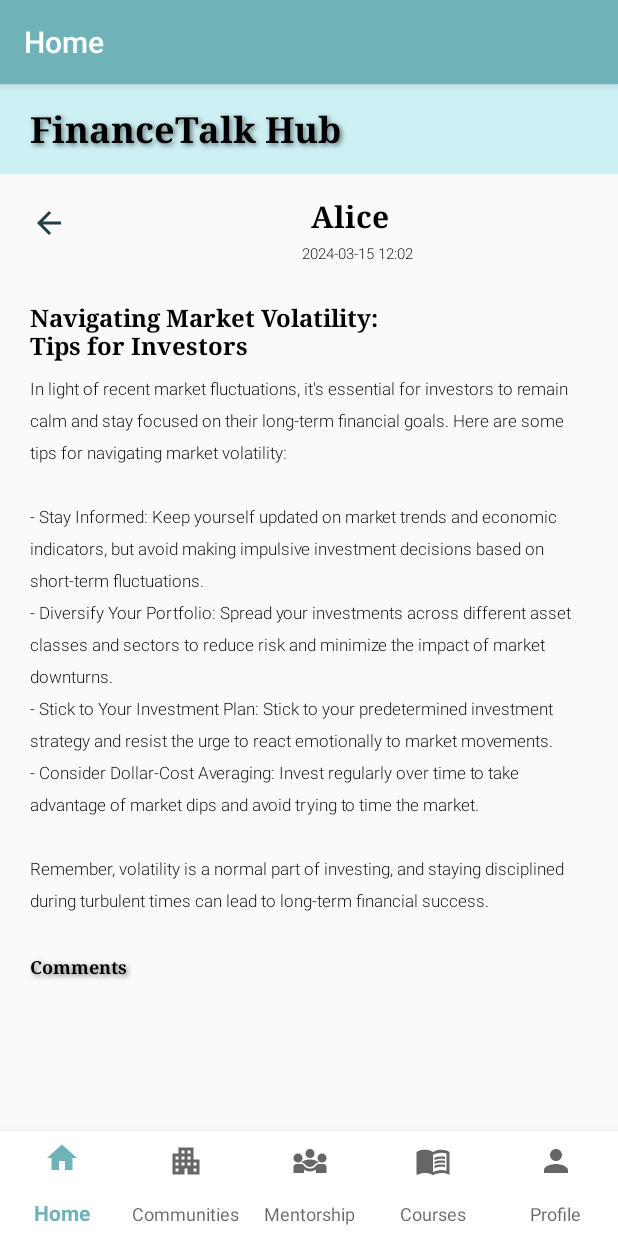
After one commit to LorXinHui/GCR2.0, an Android app: the fragment FragementNewsDetails placed in its activity, on a phone screen of 412 x 824 dp. The commit adds this screen. Run offline under Robolectric (Android 15) with nearby library versions, the phone set to English and light mode, and no system bars.

Commit message:
Created screen for community news details

```diff
--- /dev/null
+++ b/MyApplication/app/src/main/java/com/example/myapplication/fragment/FragementNewsDetails.java
@@ -0,0 +1,85 @@
+package com.example.myapplication.fragment;
+
+import android.os.Bundle;
+
+import androidx.fragment.app.Fragment;
+import androidx.fragment.app.FragmentTransaction;
+
+import android.view.LayoutInflater;
+import android.view.View;
+import android.view.ViewGroup;
+import android.widget.ImageView;
+
+import com.example.myapplication.R;
+
+/**
+ * A simple {@link Fragment} subclass.
+ * Use the {@link FragementNewsDetails#newInstance} factory method to
+ * create an instance of this fragment.
+ */
+public class FragementNewsDetails extends Fragment implements View.OnClickListener {
+
+    // TODO: Rename parameter arguments, choose names that match
+    // the fragment initialization parameters, e.g. ARG_ITEM_NUMBER
+    private static final String ARG_PARAM1 = "param1";
+    private static final String ARG_PARAM2 = "param2";
+
+    // TODO: Rename and change types of parameters
+    private String mParam1;
+    private String mParam2;
+    private ImageView back;
+
+    public FragementNewsDetails() {
+        // Required empty public constructor
+    }
+
+    /**
+     * Use this factory method to create a new instance of
+     * this fragment using the provided parameters.
+     *
+     * @param param1 Parameter 1.
+     * @param param2 Parameter 2.
+     * @return A new instance of fragment FragementNewsDetails.
+     */
+    // TODO: Rename and change types and number of parameters
+    public static FragementNewsDetails newInstance(String param1, String param2) {
+        FragementNewsDetails fragment = new FragementNewsDetails();
+        Bundle args = new Bundle();
+        args.putString(ARG_PARAM1, param1);
+        args.putString(ARG_PARAM2, param2);
+        fragment.setArguments(args);
+        return fragment;
+    }
+
+    @Override
+    public void onCreate(Bundle savedInstanceState) {
+        super.onCreate(savedInstanceState);
+        if (getArguments() != null) {
+            mParam1 = getArguments().getString(ARG_PARAM1);
+            mParam2 = getArguments().getString(ARG_PARAM2);
+        }
+    }
+
+    @Override
+    public View onCreateView(LayoutInflater inflater, ViewGroup container,
+                             Bundle savedInstanceState) {
+        // Inflate the layout for this fragment
+        View rootview = inflater.inflate(R.layout.fragement_news_details, container, false);
+
+        back = rootview.findViewById(R.id.back_button);
+        back.setOnClickListener(this);
+
+        return rootview;
+    }
+
+    FragmentNews fragmentNews = new FragmentNews();
+
+    @Override
+    public void onClick(View v) {
+        if (v == back){
+            FragmentTransaction transaction = requireActivity().getSupportFragmentManager().beginTransaction();
+            transaction.replace(R.id.flFragment, fragmentNews);
+            transaction.commit();
+        }
+    }
+}
--- a/MyApplication/app/src/main/java/com/example/myapplication/fragment/FragmentNews.java
+++ b/MyApplication/app/src/main/java/com/example/myapplication/fragment/FragmentNews.java
@@ -1,9 +1,12 @@
 package com.example.myapplication.fragment;
 
+import android.app.Activity;
 import android.os.Bundle;
 
 import androidx.annotation.NonNull;
 import androidx.fragment.app.Fragment;
+import androidx.fragment.app.FragmentManager;
+import androidx.fragment.app.FragmentTransaction;
 import androidx.recyclerview.widget.LinearLayoutManager;
 import androidx.recyclerview.widget.RecyclerView;
 
@@ -98,7 +101,7 @@ public class FragmentNews extends Fragment {
                 "Discussions",
                 "In today's digital age, there's no shortage of personal finance apps and tools designed to help you manage your money more effectively. From budgeting apps and expense trackers to investment platforms and credit score monitors, the options are endless. What are your favorite personal finance apps and tools.... "
         ));
-        NewsAdapter newsAdapter = new NewsAdapter(newsItemList);
+        NewsAdapter newsAdapter = new NewsAdapter(getActivity().getSupportFragmentManager(), newsItemList);
         newsView.setAdapter(newsAdapter);
 
         return rootView;
@@ -107,8 +110,10 @@ public class FragmentNews extends Fragment {
 
 class NewsAdapter extends RecyclerView.Adapter<NewsAdapter.NewsViewHolder> {
     private List<NewsItem> newsItems;
+    private FragmentManager fragmentManager;
 
-    public NewsAdapter(List<NewsItem> newsItems) {
+    public NewsAdapter(FragmentManager fragmentManager, List<NewsItem> newsItems) {
+        this.fragmentManager = fragmentManager;
         this.newsItems = newsItems;
     }
 
@@ -125,6 +130,19 @@ class NewsAdapter extends RecyclerView.Adapter<NewsAdapter.NewsViewHolder> {
         holder.newsTitle.setText(newsItem.getTitle());
         holder.newsCategory.setText(newsItem.getCategory());
         holder.newsContent.setText(newsItem.getContent());
+
+        FragementNewsDetails fragementNewsDetails = new FragementNewsDetails();
+
+        holder.seeMore.setOnClickListener(new View.OnClickListener() {
+            @Override
+            public void onClick(View v) {
+                if(v == holder.seeMore && fragmentManager != null){
+                    FragmentTransaction transaction = fragmentManager.beginTransaction();
+                    transaction.replace(R.id.flFragment, fragementNewsDetails);
+                    transaction.commit();
+                }
+            }
+        });
     }
 
     @Override
@@ -138,12 +156,14 @@ class NewsAdapter extends RecyclerView.Adapter<NewsAdapter.NewsViewHolder> {
         TextView newsTitle;
         TextView newsCategory;
         TextView newsContent;
+        TextView seeMore;
 
         public NewsViewHolder(@NonNull View itemView) {
             super(itemView);
             newsTitle = itemView.findViewById(R.id.news_title);
             newsCategory = itemView.findViewById(R.id.news_category);
             newsContent = itemView.findViewById(R.id.news_content);
+            seeMore = itemView.findViewById(R.id.see_more);
         }
     }
 }
--- /dev/null
+++ b/MyApplication/app/src/main/res/drawable/baseline_arrow_back_24.xml
@@ -0,0 +1,5 @@
+<vector xmlns:android="http://schemas.android.com/apk/res/android" android:autoMirrored="true" android:height="24dp" android:tint="#1F4248" android:viewportHeight="24" android:viewportWidth="24" android:width="24dp">
+
+    <path android:fillColor="@android:color/white" android:pathData="M20,11H7.83l5.59,-5.59L12,4l-8,8 8,8 1.41,-1.41L7.83,13H20v-2z"/>
+
+</vector>
--- /dev/null
+++ b/MyApplication/app/src/main/res/layout/fragement_news_details.xml
@@ -0,0 +1,158 @@
+<?xml version="1.0" encoding="utf-8"?>
+<androidx.constraintlayout.widget.ConstraintLayout xmlns:android="http://schemas.android.com/apk/res/android"
+    xmlns:app="http://schemas.android.com/apk/res-auto"
+    xmlns:tools="http://schemas.android.com/tools"
+    android:layout_width="match_parent"
+    android:layout_height="match_parent"
+    tools:context=".MainActivity">
+
+    <TextView
+        android:id="@+id/header"
+        android:layout_width="match_parent"
+        android:layout_height="60dp"
+        android:background="@color/teal_1"
+        android:fontFamily="serif"
+        android:paddingStart="20dp"
+        android:paddingTop="13dp"
+        android:shadowColor="#80000000"
+        android:shadowDx="2"
+        android:shadowDy="2"
+        android:shadowRadius="4"
+        android:text="FinanceTalk Hub"
+        android:textColor="#000000"
+        android:textSize="24sp"
+        android:textStyle="bold"
+        android:typeface="monospace"
+        app:layout_constraintEnd_toEndOf="parent"
+        app:layout_constraintStart_toStartOf="parent"
+        app:layout_constraintTop_toTopOf="parent" />
+
+    <ImageView
+        android:id="@+id/back_button"
+        android:layout_width="wrap_content"
+        android:layout_height="wrap_content"
+        android:contentDescription="Back Button"
+        android:src="@drawable/baseline_arrow_back_24"
+        app:layout_constraintEnd_toEndOf="@id/guideline5"
+        app:layout_constraintEnd_toStartOf="@id/guideline5"
+        app:layout_constraintStart_toStartOf="parent"
+        app:layout_constraintTop_toBottomOf="@id/header"
+        app:layout_constraintBottom_toBottomOf="@id/guideline6"
+        app:layout_constraintBottom_toTopOf="@id/guideline6"/>
+
+    <TextView
+        android:id="@+id/user_name"
+        android:layout_width="wrap_content"
+        android:layout_height="wrap_content"
+        android:fontFamily="serif"
+        android:paddingTop="10dp"
+        android:paddingEnd="10dp"
+        android:text="Alice"
+        android:textAlignment="center"
+        android:textColor="#000000"
+        android:textSize="20sp"
+        android:textStyle="bold"
+        android:typeface="monospace"
+        app:layout_constraintEnd_toEndOf="parent"
+        app:layout_constraintStart_toEndOf="@id/guideline5"
+        app:layout_constraintStart_toStartOf="@id/guideline5"
+        app:layout_constraintTop_toBottomOf="@id/header"
+        app:layout_constraintBottom_toTopOf="@id/news_time"/>
+
+    <TextView
+        android:id="@+id/news_time"
+        android:layout_width="wrap_content"
+        android:layout_height="wrap_content"
+        android:fontFamily="sans-serif-light"
+        android:text="2024-03-15 12:02"
+        android:textAlignment="viewStart"
+        android:textColor="@color/black"
+        android:textSize="10sp"
+        app:layout_constraintEnd_toEndOf="parent"
+        app:layout_constraintStart_toEndOf="@id/guideline5"
+        app:layout_constraintStart_toStartOf="@id/guideline5"
+        app:layout_constraintTop_toBottomOf="@id/user_name"
+        app:layout_constraintBottom_toBottomOf="@id/guideline6"
+        app:layout_constraintBottom_toTopOf="@id/guideline6"/>
+
+    <androidx.constraintlayout.widget.Guideline
+        android:id="@+id/guideline5"
+        android:layout_width="wrap_content"
+        android:layout_height="wrap_content"
+        android:orientation="vertical"
+        app:layout_constraintGuide_begin="65dp" />
+
+    <androidx.constraintlayout.widget.Guideline
+        android:id="@+id/guideline6"
+        android:layout_width="wrap_content"
+        android:layout_height="wrap_content"
+        android:orientation="horizontal"
+        app:layout_constraintGuide_begin="125dp" />
+
+    <TextView
+        android:id="@+id/news_title"
+        android:layout_width="match_parent"
+        android:layout_height="wrap_content"
+        android:text="Navigating Market Volatility: \nTips for Investors"
+        android:fontFamily="serif"
+        android:paddingStart="20dp"
+        android:paddingTop="20dp"
+        android:paddingEnd="20dp"
+        android:paddingBottom="10dp"
+        android:textAlignment="viewStart"
+        android:textColor="#000000"
+        android:textSize="16sp"
+        android:textStyle="bold"
+        android:typeface="monospace"
+        app:layout_constraintStart_toStartOf="parent"
+        app:layout_constraintEnd_toEndOf="parent"
+        app:layout_constraintTop_toBottomOf="@id/guideline6"
+        app:layout_constraintTop_toTopOf="@id/guideline6"/>
+
+    <TextView
+        android:id="@+id/news_content"
+        android:layout_width="match_parent"
+        android:layout_height="wrap_content"
+        android:text="In light of recent market fluctuations, it's essential for investors to remain calm and stay focused on their long-term financial goals. Here are some tips for navigating market volatility:\n
+        \n- Stay Informed: Keep yourself updated on market trends and economic indicators, but avoid making impulsive investment decisions based on short-term fluctuations.
+        \n- Diversify Your Portfolio: Spread your investments across different asset classes and sectors to reduce risk and minimize the impact of market downturns.
+        \n- Stick to Your Investment Plan: Stick to your predetermined investment strategy and resist the urge to react emotionally to market movements.
+        \n- Consider Dollar-Cost Averaging: Invest regularly over time to take advantage of market dips and avoid trying to time the market.
+        \n\nRemember, volatility is a normal part of investing, and staying disciplined during turbulent times can lead to long-term financial success."
+        android:fontFamily="sans-serif-light"
+        android:lineSpacingExtra="8sp"
+        android:paddingStart="20dp"
+        android:paddingEnd="20dp"
+        android:paddingBottom="8dp"
+        android:textAlignment="viewStart"
+        android:textColor="@color/black"
+        android:textSize="11sp"
+        app:layout_constraintTop_toBottomOf="@id/news_title"
+        app:layout_constraintStart_toStartOf="parent"
+        app:layout_constraintEnd_toEndOf="parent"/>
+
+    <TextView
+        android:id="@+id/Comments"
+        android:layout_width="match_parent"
+        android:layout_height="wrap_content"
+        android:text="Comments"
+        android:fontFamily="serif"
+        android:paddingStart="20dp"
+        android:paddingTop="20dp"
+        android:paddingEnd="20dp"
+        android:paddingBottom="10dp"
+        android:textAlignment="viewStart"
+        android:textColor="#000000"
+        android:textSize="12sp"
+        android:textStyle="bold"
+        android:typeface="monospace"
+        android:shadowColor="#80000000"
+        android:shadowDx="2"
+        android:shadowDy="2"
+        android:shadowRadius="4"
+        app:layout_constraintStart_toStartOf="parent"
+        app:layout_constraintEnd_toEndOf="parent"
+        app:layout_constraintTop_toBottomOf="@id/news_content" />
+
+
+</androidx.constraintlayout.widget.ConstraintLayout>
--- a/MyApplication/app/src/main/res/layout/news_item.xml
+++ b/MyApplication/app/src/main/res/layout/news_item.xml
@@ -47,7 +47,6 @@
         android:textAlignment="viewStart"
         android:textColor="@color/black"
         android:textSize="8sp"
-        android:textStyle="italic"
         android:title="" />
 
     <TextView
@@ -66,6 +65,7 @@
         android:title="Content" />
 
     <TextView
+        android:id="@+id/see_more"
         android:layout_width="match_parent"
         android:layout_height="wrap_content"
         android:layout_marginEnd="10dp"
```
